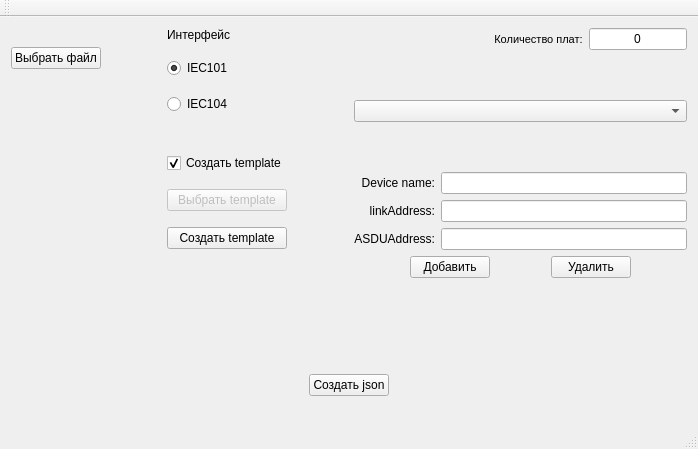
vokhmianin-da/templateConfigurator, file mainwindow.ui: the form before one commit.
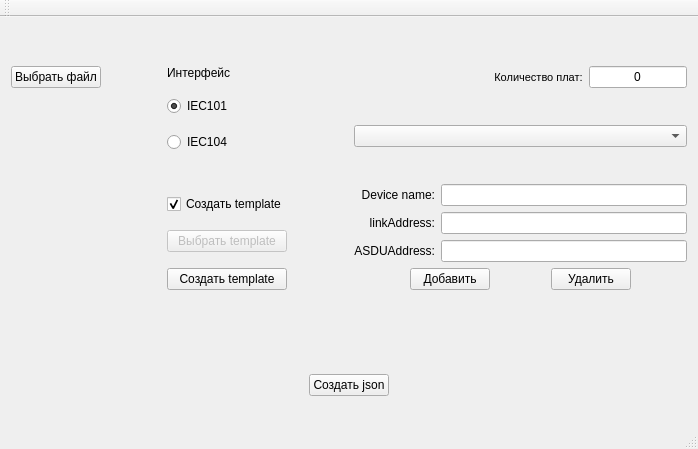
The form after the commit.

Commit message: Перенесены выбранные файлы

What changed in the file:
```diff
--- a/mainwindow.ui
+++ b/mainwindow.ui
@@ -15,25 +15,40 @@
   </property>
   <widget class="QWidget" name="centralWidget">
    <layout class="QVBoxLayout" name="verticalLayout_5">
+    <item>
+     <widget class="QLabel" name="lbFileName">
+      <property name="font">
+       <font>
+        <pointsize>8</pointsize>
+       </font>
+      </property>
+      <property name="text">
+       <string/>
+      </property>
+      <property name="alignment">
+       <set>Qt::AlignCenter</set>
+      </property>
+     </widget>
+    </item>
+    <item>
+     <widget class="QLabel" name="lbTemplateName">
+      <property name="font">
+       <font>
+        <pointsize>8</pointsize>
+       </font>
+      </property>
+      <property name="text">
+       <string/>
+      </property>
+      <property name="alignment">
+       <set>Qt::AlignCenter</set>
+      </property>
+     </widget>
+    </item>
     <item>
      <layout class="QHBoxLayout" name="horizontalLayout_4">
       <item>
        <layout class="QVBoxLayout" name="verticalLayout_3">
-        <item>
-         <widget class="QLabel" name="lbFileName">
-          <property name="font">
-           <font>
-            <pointsize>8</pointsize>
-           </font>
-          </property>
-          <property name="text">
-           <string/>
-          </property>
-          <property name="alignment">
-           <set>Qt::AlignCenter</set>
-          </property>
-         </widget>
-        </item>
         <item>
          <widget class="QPushButton" name="pbSelectFile">
           <property name="sizePolicy">
@@ -150,21 +165,6 @@
           </property>
          </widget>
         </item>
-        <item>
-         <widget class="QLabel" name="lbTemplateName">
-          <property name="font">
-           <font>
-            <pointsize>8</pointsize>
-           </font>
-          </property>
-          <property name="text">
-           <string/>
-          </property>
-          <property name="alignment">
-           <set>Qt::AlignCenter</set>
-          </property>
-         </widget>
-        </item>
        </layout>
       </item>
       <item>
```
The commit also changes 1 other file.
